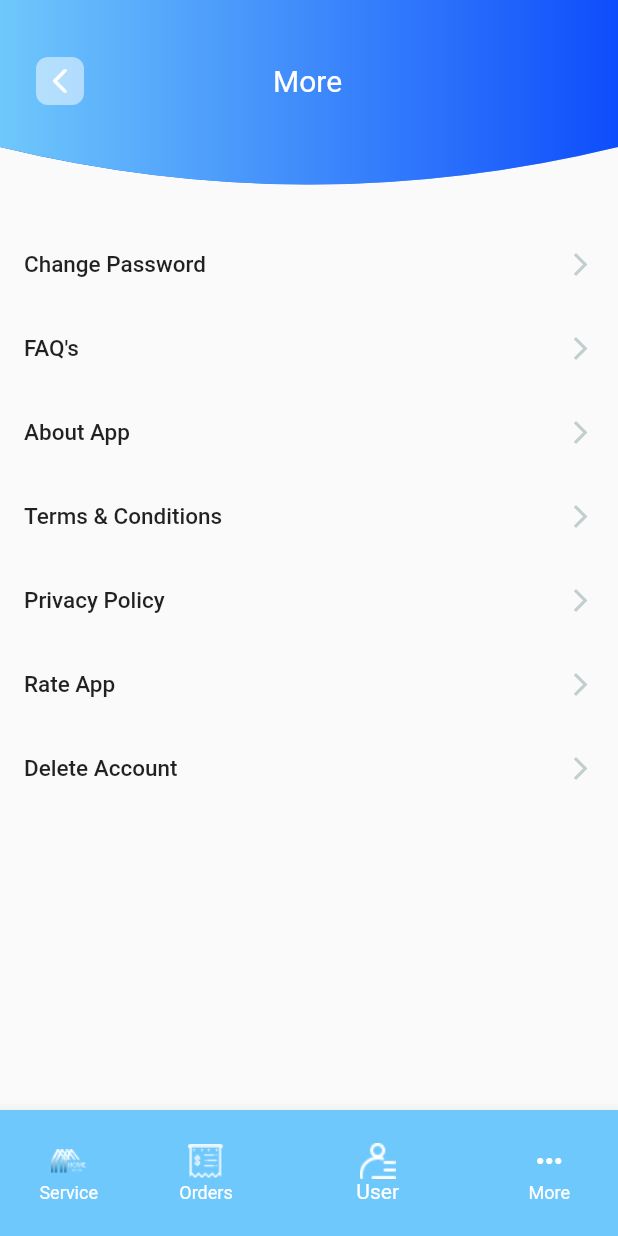
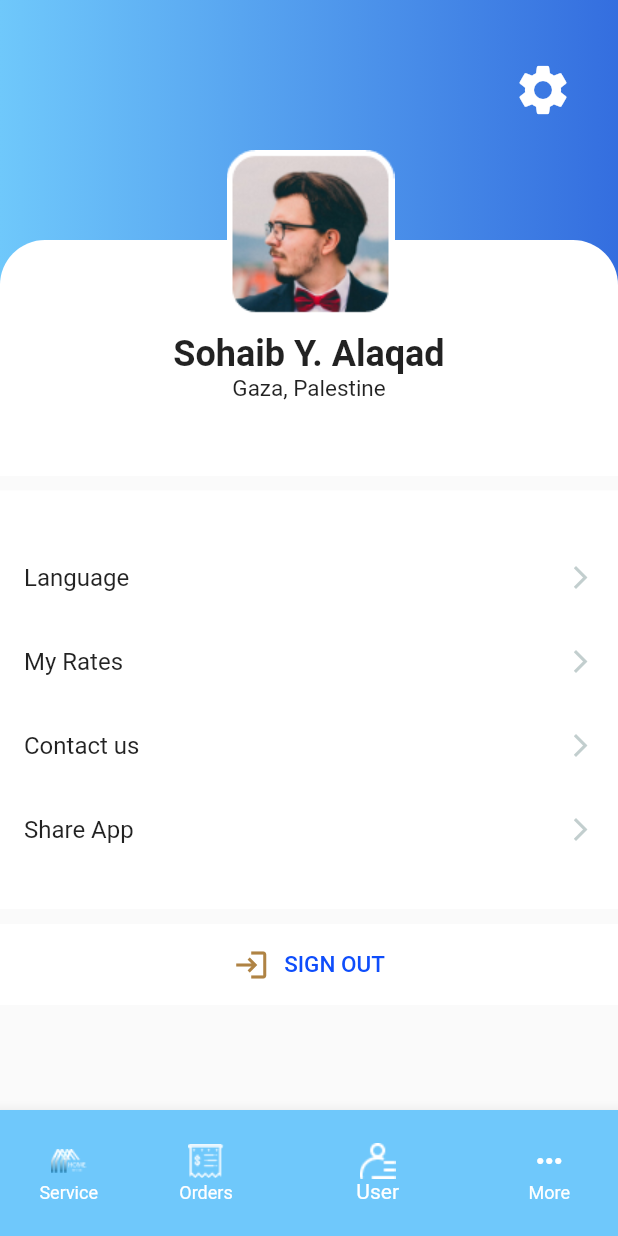
Before and after one commit to sohaibalaqad/home_services_flutter, a Flutter app: the HomeScreen screen opened by its route, item 3 of the bottom bar chosen, on a phone screen of 412 x 824 dp. Run offline on Flutter 3.47's test engine with Material 2 defaults, Android fonts, the phone set to English and light mode, and no system bars; our stand-ins replace country_code_picker; Roboto replaces fonts that are missing (Nunito Sans, SFProDisplay-Medium).

Commit message:
Add Profile screen

```diff
--- a/lib/screens/HomeScreen.dart
+++ b/lib/screens/HomeScreen.dart
@@ -2,6 +2,7 @@ import 'package:final_project/extensions/color.dart';
 import 'package:final_project/widgets/homeWidget.dart';
 import 'package:final_project/widgets/moreWidget.dart';
 import 'package:final_project/widgets/orderWidget.dart';
+import 'package:final_project/widgets/profileWidget.dart';
 import 'package:flutter/material.dart';
 
 class HomeScreen extends StatefulWidget {
@@ -17,6 +18,7 @@ class _HomeScreenState extends State<HomeScreen> {
   final List<Widget> _screens = [
     HomeWidget(),
     OrderWidget(),
+    ProfileWidget(),
     MoreWidget(),
   ];
 
--- a/lib/widgets/profileWidget.dart
+++ b/lib/widgets/profileWidget.dart
@@ -0,0 +1,162 @@
+import 'package:final_project/extensions/color.dart';
+import 'package:flutter/material.dart';
+
+class ProfileWidget extends StatelessWidget {
+  const ProfileWidget({Key? key}) : super(key: key);
+
+  @override
+  Widget build(BuildContext context) {
+    return Scaffold(
+      body: Column(
+        children: [
+          Stack(
+            children: [
+              Container(
+                height: 317,
+                width: double.infinity,
+                decoration: BoxDecoration(
+                  gradient: LinearGradient(
+                    colors: [
+                      '#6FC8FB'.toColor(),
+                      '#346EDF'.toColor(),
+                    ],
+                  ),
+                ),
+                child: Align(
+                  alignment: Alignment.topRight,
+                  child: Padding(
+                    padding: const EdgeInsets.only(right: 30.0, top: 40),
+                    child: Icon(
+                      Icons.settings,
+                      size: 40,
+                      color: Colors.white,
+                    ),
+                  ),
+                ),
+              ),
+              Positioned(
+                top: 160,
+                left: 0,
+                right: 0,
+                child: Stack(
+                  children: [
+                    Container(
+                      width: double.infinity,
+                      height: 158,
+                      decoration: BoxDecoration(
+                        color: Colors.white,
+                        borderRadius: BorderRadius.only(
+                          topLeft: Radius.circular(30),
+                          topRight: Radius.circular(30),
+                        ),
+                      ),
+                      child: Padding(
+                        padding: const EdgeInsets.only(bottom: 50.0),
+                        child: Column(
+                          mainAxisAlignment: MainAxisAlignment.end,
+                          children: [
+                            Text(
+                              "Sohaib Y. Alaqad",
+                              style: TextStyle(
+                                fontSize: 24,
+                                fontWeight: FontWeight.bold,
+                              ),
+                            ),
+                            Text(
+                              "Gaza, Palestine",
+                              style: TextStyle(
+                                fontSize: 15,
+                              ),
+                            ),
+                          ],
+                        ),
+                      ),
+                    ),
+                  ],
+                ),
+              ),
+              Positioned(
+                top: 100,
+                left: MediaQuery.of(context).size.width / 2 - 55,
+                child: Image.asset('images/profile.png'),
+              ),
+            ],
+          ),
+
+          Container(
+            margin: EdgeInsets.only(top: 10),
+            width: double.infinity,
+            height: 279,
+            decoration: BoxDecoration(
+              color: Colors.white,
+            ),
+            child: Padding(
+              padding: const EdgeInsets.only(top: 30.0),
+              child: ListView(
+                children: [
+                  ListTile(
+                    title: Text('Language'),
+                    trailing: Icon(
+                      Icons.arrow_forward_ios,
+                      size: 18,
+                      color: '#C2CECE'.toColor(),
+                    ),
+                  ),
+                  ListTile(
+                    title: Text('My Rates'),
+                    trailing: Icon(
+                      Icons.arrow_forward_ios,
+                      size: 18,
+                      color: '#C2CECE'.toColor(),
+                    ),
+                  ),
+                  ListTile(
+                    title: Text('Contact us'),
+                    trailing: Icon(
+                      Icons.arrow_forward_ios,
+                      size: 18,
+                      color: '#C2CECE'.toColor(),
+                    ),
+                  ),
+                  ListTile(
+                    title: Text('Share App'),
+                    trailing: Icon(
+                      Icons.arrow_forward_ios,
+                      size: 18,
+                      color: '#C2CECE'.toColor(),
+                    ),
+                  ),
+                ],
+              ),
+            ),
+          ),
+
+          Container(
+            margin: EdgeInsets.only(top: 10),
+            width: double.infinity,
+            height: 54,
+            decoration: BoxDecoration(
+              color: Colors.white,
+            ),
+            child: Row(
+              mainAxisAlignment: MainAxisAlignment.center,
+              children: [
+                Icon(Icons.login_outlined, color: '#AF8344'.toColor(),),
+                Padding(
+                  padding: const EdgeInsets.only(left: 10),
+                  child: Text('SIGN OUT',
+                  style: TextStyle(
+                    fontSize: 15,
+                    color: '#0E4DFB'.toColor(),
+                    fontWeight: FontWeight.w500
+                  ),),
+                )
+              ],
+            )
+          ),
+
+        ],
+      ),
+    );
+  }
+}
```
Also changed, not shown: images/profile.png (added).
